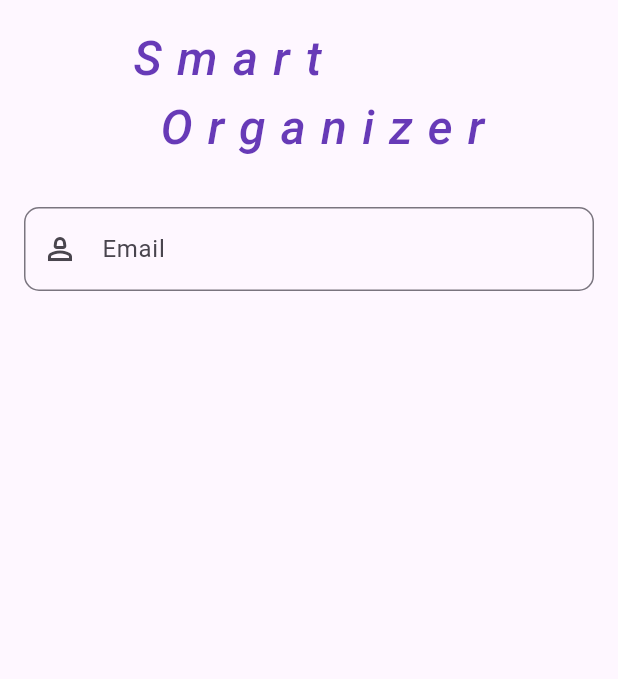
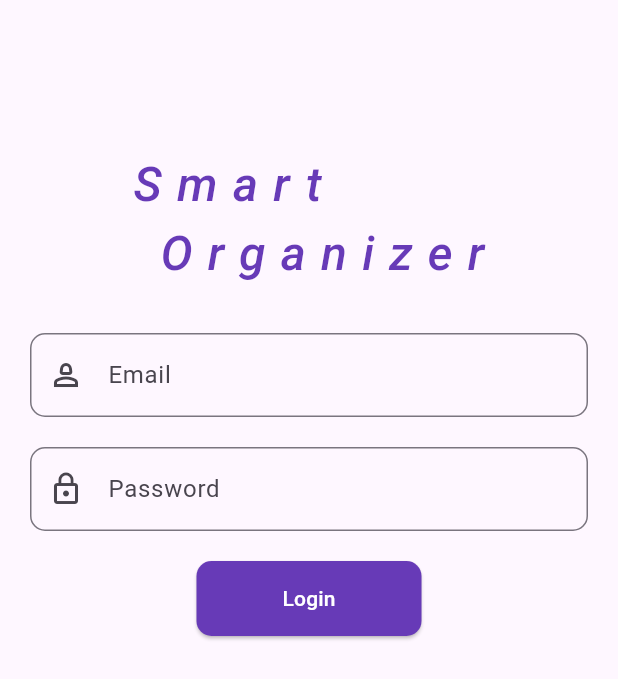
Before and after one commit to NishmaLamichhane/Smart-Mobile-App, a Flutter app: the screen it shows after launch, on a phone screen of 412 x 824 dp. Shown: the top 679 px of the screen. Run offline on Flutter 3.47's test engine with Material 3 defaults, Android fonts, the phone set to English and light mode, and no system bars.

Commit message:
Updated: Login Button Added

```diff
--- a/lib/features/auth/presentation/screens/login_screen.dart
+++ b/lib/features/auth/presentation/screens/login_screen.dart
@@ -1,16 +1,22 @@
 import 'package:flutter/material.dart';
 
 class LoginScreen extends StatelessWidget {
-  const LoginScreen({super.key});
+  LoginScreen({super.key});
+  final _formKey = GlobalKey<FormState>();
+  final _emailController = TextEditingController();
+  final _passwordController = TextEditingController();
+  // Reusable inputFields widget
   TextFormField inputFields({
     required BuildContext context,
     required String hintText,
     required String labelText,
     required IconData icon,
+    required TextEditingController controller,
     bool obscure = false,
     TextInputType? TextInputType,
   }) {
     return TextFormField(
+      controller: controller,
       decoration: InputDecoration(
         border: OutlineInputBorder(borderRadius: BorderRadius.circular(10.0)),
         prefixIcon: Icon(icon),
@@ -27,12 +33,35 @@ class LoginScreen extends StatelessWidget {
     );
   }
 
+  void _login(BuildContext context) {
+    if (_formKey.currentState!.validate()) {
+      final email = _emailController.text;
+      final password = _passwordController.text;
+
+      // Example hardcoded credentials
+      if (email == "admin@gmail.com" && password == "admin123") {
+        ScaffoldMessenger.of(
+          context,
+        ).showSnackBar(SnackBar(content: Text("Login successful")));
+        // Navigate to home or dashboard
+      } else {
+        ScaffoldMessenger.of(
+          context,
+        ).showSnackBar(SnackBar(content: Text("Invalid email or password")));
+      }
+    }
+  }
+
   @override
   Widget build(BuildContext context) {
     return Scaffold(
       body: SafeArea(
         child: Padding(
-          padding: const EdgeInsets.all(16.0),
+          padding: const EdgeInsets.symmetric(
+            horizontal: 20.0,
+            vertical: 100.0,
+          ),
+          // padding: const EdgeInsets.all(16.0),
           child: Column(
             children: [
               Text(
@@ -55,7 +84,7 @@ class LoginScreen extends StatelessWidget {
                           borderRadius: BorderRadius.circular(10.0),
                         ),
                         prefixIcon: Icon(Icons.person_2_outlined),
-                        hintText: "Email Addrress",
+                        hintText: "Email your email",
                         labelText: "Email",
                       ),
                       onTapOutside: (event) => FocusScope.of(context).unfocus(),
@@ -65,6 +94,31 @@ class LoginScreen extends StatelessWidget {
                       },
                       keyboardType: TextInputType.emailAddress,
                       obscureText: true,
+                      controller: _emailController,
+                    ),
+                    SizedBox(height: 20),
+                    // Using the reusable inputFields widget for Password
+                    inputFields(
+                      context: context,
+                      hintText: "Enter your password",
+                      labelText: "Password",
+                      icon: Icons.lock_outline,
+                      obscure: true,
+                      controller: _passwordController,
+                      TextInputType: TextInputType.visiblePassword,
+                    ),
+                    SizedBox(height: 20),
+                    ElevatedButton(
+                      onPressed: () => _login(context),
+                      child: Text("Login"),
+                      style: ElevatedButton.styleFrom(
+                        minimumSize: Size(150, 50), //width and height
+                        backgroundColor: Colors.deepPurple,
+                        foregroundColor: Colors.white,
+                        shape: RoundedRectangleBorder(
+                          borderRadius: BorderRadius.circular(10.0),
+                        ),
+                      ),
                     ),
                   ],
                 ),
```
